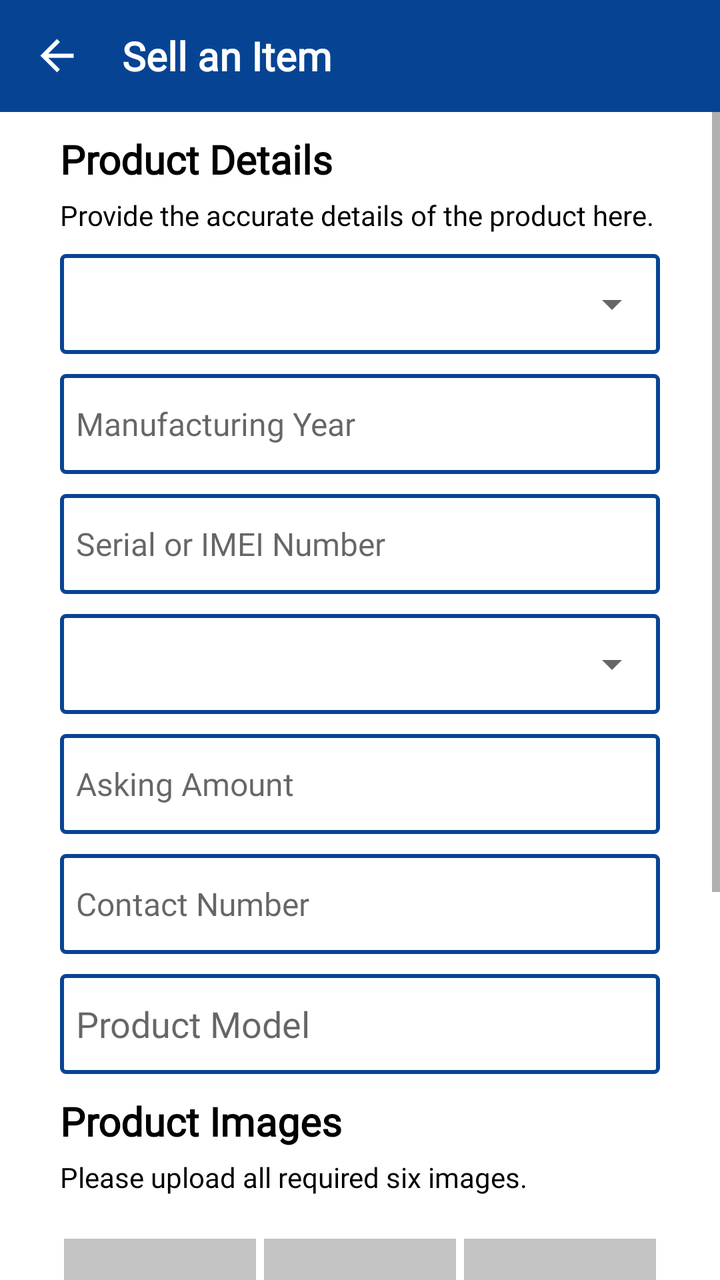
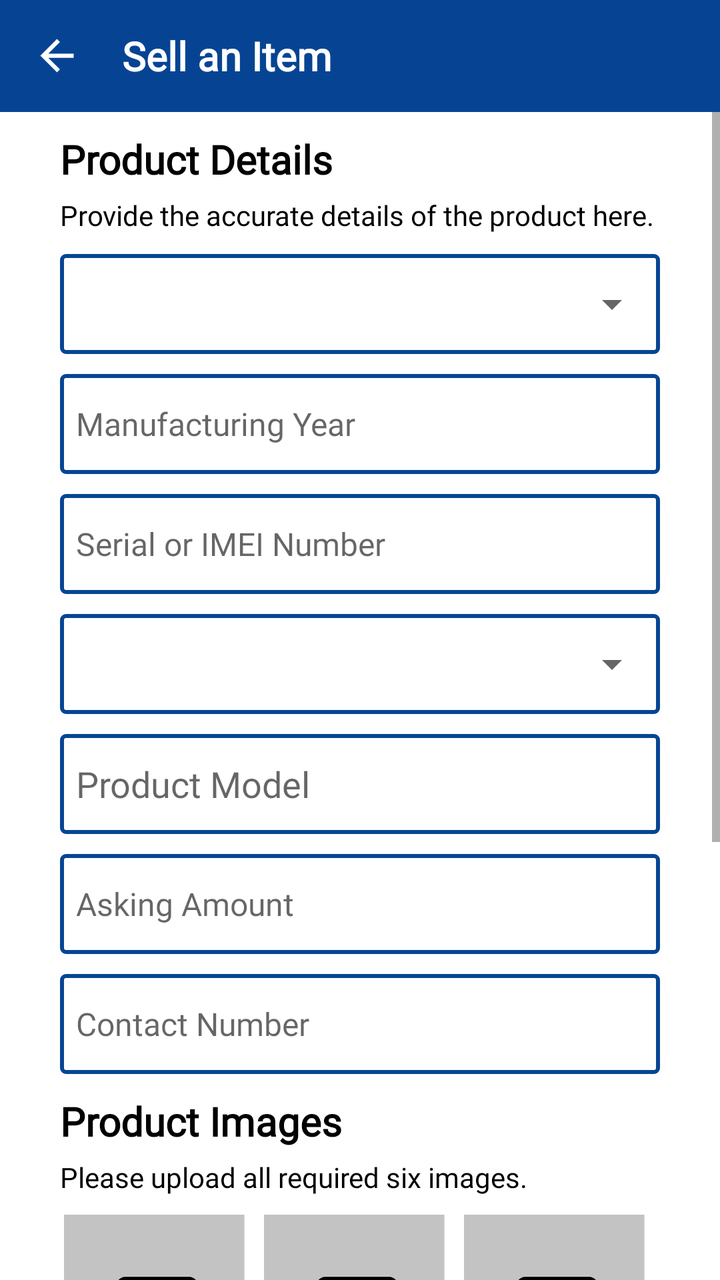

Compare the two renders of this Android layout. The source of the first and the diff that turns it into the second are given below.
<!-- AndroidManifest.xml: application theme Theme.MGXChange -->
<!-- res/layout/activity_add_product_to_sell.xml -->
<?xml version="1.0" encoding="utf-8"?>
<LinearLayout xmlns:android="http://schemas.android.com/apk/res/android"
    xmlns:app="http://schemas.android.com/apk/res-auto"
    xmlns:tools="http://schemas.android.com/tools"
    android:layout_width="match_parent"
    android:layout_height="match_parent"
    android:orientation="vertical"
    tools:context=".activities.AddProductToSell">

    <androidx.appcompat.widget.Toolbar
        android:id="@+id/toolbar_product_details"
        android:layout_width="match_parent"
        android:layout_height="?attr/actionBarSize"
        android:background="?attr/colorPrimary"
        app:popupTheme="@style/AppTheme.PopupOverlay">

        <RelativeLayout
            android:layout_width="match_parent"
            android:layout_height="match_parent">

            <TextView
                android:id="@+id/title_toolbar"
                android:layout_width="wrap_content"
                android:layout_height="wrap_content"
                android:layout_centerVertical="true"
                android:layout_toEndOf="@id/img_btn_back"
                android:layout_toRightOf="@id/img_btn_back"
                android:fontFamily="@font/sf_regular"
                android:text="@string/toolbar_sell_item"
                android:textColor="@color/white"
                android:textSize="20sp"
                android:textStyle="bold" />

            <ImageView
                android:id="@+id/img_btn_back"
                android:layout_width="25dp"
                android:layout_height="35dp"
                android:layout_alignParentStart="true"
                android:layout_alignParentLeft="true"
                android:layout_centerInParent="true"
                android:layout_marginEnd="20dp"
                android:layout_marginRight="20dp"
                android:src="@drawable/ic_back_button" />
        </RelativeLayout>
    </androidx.appcompat.widget.Toolbar>

    <ScrollView
        android:layout_width="match_parent"
        android:layout_height="match_parent">

        <LinearLayout
            android:layout_width="match_parent"
            android:layout_height="wrap_content"
            android:background="@color/white"
            android:orientation="vertical">

            <TextView
                android:id="@+id/tv_customer_complain_header"
                android:layout_width="wrap_content"
                android:layout_height="wrap_content"
                android:layout_marginLeft="30dp"
                android:layout_marginTop="10dp"
                android:layout_marginRight="30dp"
                android:fontFamily="@font/sf_bold"
                android:text="@string/product_header_product_details"
                android:textColor="@color/black"
                android:textSize="20sp"
                android:textStyle="bold" />

            <TextView
                android:id="@+id/tv_customer_complain_header_below"
                android:layout_width="wrap_content"
                android:layout_height="wrap_content"
                android:layout_marginLeft="30dp"
                android:layout_marginTop="5dp"
                android:layout_marginRight="30dp"
                android:fontFamily="@font/sf_regular"
                android:text="@string/text_product_header"
                android:textColor="@color/black" />

            <LinearLayout
                android:layout_width="match_parent"
                android:layout_height="wrap_content"
                android:layout_marginLeft="30dp"
                android:layout_marginTop="10dp"
                android:layout_marginRight="30dp"
                android:background="@drawable/custom_et_all"
                android:orientation="vertical">

                <Spinner
                    android:id="@+id/spProductType"
                    android:layout_width="match_parent"
                    android:layout_height="50dp"
                    android:padding="4dp"
                    android:spinnerMode="dropdown" />

            </LinearLayout>

            <EditText
                android:id="@+id/etProductYear"
                android:layout_width="match_parent"
                android:layout_height="50dp"
                android:layout_marginLeft="30dp"
                android:layout_marginTop="10dp"
                android:layout_marginRight="30dp"
                android:background="@drawable/custom_et_all"
                android:fontFamily="@font/sf_regular"
                android:hint="@string/product_year_text"
                android:inputType="text"
                android:maxLines="1"
                android:padding="8dp"
                android:textSize="16sp" />

            <EditText
                android:id="@+id/etProductSerial"
                android:layout_width="match_parent"
                android:layout_height="50dp"
                android:layout_marginLeft="30dp"
                android:layout_marginTop="10dp"
                android:layout_marginRight="30dp"
                android:background="@drawable/custom_et_all"
                android:fontFamily="@font/sf_regular"
                android:hint="@string/complain_item_serial_or_imei"
                android:inputType="text"
                android:maxLines="1"
                android:padding="8dp"
                android:textSize="16sp" />

            <LinearLayout
                android:layout_width="match_parent"
                android:layout_height="wrap_content"
                android:layout_marginLeft="30dp"
                android:layout_marginTop="10dp"
                android:layout_marginRight="30dp"
                android:background="@drawable/custom_et_all"
                android:orientation="vertical">

                <Spinner
                    android:id="@+id/spProductCondition"
                    android:layout_width="match_parent"
                    android:layout_height="50dp"
                    android:padding="4dp"
                    android:spinnerMode="dropdown" />
            </LinearLayout>

            <EditText
                android:id="@+id/etAskingAmount"
                android:layout_width="match_parent"
                android:layout_height="50dp"
                android:layout_marginLeft="30dp"
                android:layout_marginTop="10dp"
                android:layout_marginRight="30dp"
                android:background="@drawable/custom_et_all"
                android:fontFamily="@font/sf_regular"
                android:hint="@string/required_loan_amount_text"
                android:inputType="text"
                android:maxLines="1"
                android:padding="8dp"
                android:paddingTop="8dp"
                android:textSize="16sp" />

            <EditText
                android:id="@+id/etContactNumber"
                android:layout_width="match_parent"
                android:layout_height="50dp"
                android:layout_marginLeft="30dp"
                android:layout_marginTop="10dp"
                android:layout_marginRight="30dp"
                android:background="@drawable/custom_et_all"
                android:fontFamily="@font/sf_regular"
                android:hint="@string/contact"
                android:inputType="phone"
                android:padding="8dp"
                android:textSize="16sp" />

            <EditText
                android:id="@+id/etProductDetails"
                android:layout_width="match_parent"
                android:layout_height="50dp"
                android:layout_marginLeft="30dp"
                android:layout_marginTop="10dp"
                android:layout_marginRight="30dp"
                android:background="@drawable/custom_et_all"
                android:fontFamily="@font/sf_regular"
                android:hint="@string/complain_product_detail"
                android:inputType="text"
                android:padding="8dp"
                android:textSize="18sp" />

            <TextView
                android:id="@+id/tv_product_images_header"
                android:layout_width="wrap_content"
                android:layout_height="wrap_content"
                android:layout_marginLeft="30dp"
                android:layout_marginTop="10dp"
                android:layout_marginRight="30dp"
                android:fontFamily="@font/sf_bold"
                android:text="@string/product_image_header"
                android:textColor="@color/black"
                android:textSize="20sp"
                android:textStyle="bold" />

            <TextView
                android:id="@+id/tv_product_images_text"
                android:layout_width="wrap_content"
                android:layout_height="wrap_content"
                android:layout_marginLeft="30dp"
                android:layout_marginTop="5dp"
                android:layout_marginRight="30dp"
                android:fontFamily="@font/sf_regular"
                android:text="@string/product_image_text"
                android:textColor="@color/black" />

            <LinearLayout
                android:layout_width="match_parent"
                android:layout_height="wrap_content"
                android:layout_marginLeft="30dp"
                android:layout_marginRight="30dp"
                android:gravity="center"
                android:orientation="horizontal"
                android:weightSum="3">

                <RelativeLayout
                    android:layout_width="0dp"
                    android:layout_height="wrap_content"
                    android:layout_marginLeft="2dp"
                    android:layout_marginTop="5dp"
                    android:layout_marginRight="2dp"
                    android:layout_weight="1">

                    <ImageView
                        android:id="@+id/ivProductImage1"
                        android:layout_width="100dp"
                        android:layout_height="100dp"
                        android:layout_centerInParent="true"
                        android:src="@drawable/image_default" />

                    <ImageView
                        android:id="@+id/ivProductImageChoose1"
                        android:layout_width="40dp"
                        android:layout_height="40dp"
                        android:layout_alignParentEnd="true"
                        android:layout_alignParentRight="true"
                        android:layout_alignParentBottom="true"
                        android:clickable="true"
                        android:focusable="true"
                        android:src="@drawable/ic_add_a_photo" />
                </RelativeLayout>

                <RelativeLayout
                    android:layout_width="0dp"
                    android:layout_height="wrap_content"
                    android:layout_marginLeft="2dp"
                    android:layout_marginTop="5dp"
                    android:layout_marginRight="2dp"
                    android:layout_weight="1">

                    <ImageView
                        android:id="@+id/ivProductImage2"
                        android:layout_width="100dp"
                        android:layout_height="100dp"
                        android:layout_centerInParent="true"
                        android:src="@drawable/image_default" />

                    <ImageView
                        android:id="@+id/ivProductImageChoose2"
                        android:layout_width="40dp"
                        android:layout_height="40dp"
                        android:layout_alignParentEnd="true"
                        android:layout_alignParentRight="true"
                        android:layout_alignParentBottom="true"
                        android:clickable="true"
                        android:focusable="true"
                        android:src="@drawable/ic_add_a_photo" />
                </RelativeLayout>

                <RelativeLayout
                    android:layout_width="0dp"
                    android:layout_height="wrap_content"
                    android:layout_marginLeft="2dp"
                    android:layout_marginTop="5dp"
                    android:layout_marginRight="2dp"
                    android:layout_weight="1">

                    <ImageView
                        android:id="@+id/ivProductImage3"
                        android:layout_width="100dp"
                        android:layout_height="100dp"
                        android:layout_centerInParent="true"
                        android:src="@drawable/image_default" />

                    <ImageView
                        android:id="@+id/ivProductImageChoose3"
                        android:layout_width="40dp"
                        android:layout_height="40dp"
                        android:layout_alignParentEnd="true"
                        android:layout_alignParentRight="true"
                        android:layout_alignParentBottom="true"
                        android:clickable="true"
                        android:focusable="true"
                        android:src="@drawable/ic_add_a_photo" />
                </RelativeLayout>
            </LinearLayout>

            <LinearLayout
                android:layout_width="match_parent"
                android:layout_height="wrap_content"
                android:layout_marginLeft="30dp"
                android:layout_marginRight="30dp"
                android:gravity="center"
                android:orientation="horizontal"
                android:baselineAligned="false"
                android:weightSum="3">

                <RelativeLayout
                    android:layout_width="0dp"
                    android:layout_height="wrap_content"
                    android:layout_marginLeft="2dp"
                    android:layout_marginTop="5dp"
                    android:layout_marginRight="2dp"
                    android:layout_weight="1">

                    <ImageView
                        android:id="@+id/ivProductImage4"
                        android:layout_width="100dp"
                        android:layout_height="100dp"
                        android:layout_centerInParent="true"
                        android:src="@drawable/image_default" />

                    <ImageView
                        android:id="@+id/ivProductImageChoose4"
                        android:layout_width="40dp"
                        android:layout_height="40dp"
                        android:layout_alignParentEnd="true"
                        android:layout_alignParentRight="true"
                        android:layout_alignParentBottom="true"
                        android:clickable="true"
                        android:focusable="true"
                        android:src="@drawable/ic_add_a_photo" />
                </RelativeLayout>

                <RelativeLayout
                    android:layout_width="0dp"
                    android:layout_height="wrap_content"
                    android:layout_marginLeft="2dp"
                    android:layout_marginTop="5dp"
                    android:layout_marginRight="2dp"
                    android:layout_weight="1">

                    <ImageView
                        android:id="@+id/ivProductImage5"
                        android:layout_width="100dp"
                        android:layout_height="100dp"
                        android:layout_centerInParent="true"
                        android:src="@drawable/image_default" />

                    <ImageView
                        android:id="@+id/ivProductImageChoose5"
                        android:layout_width="40dp"
                        android:layout_height="40dp"
                        android:layout_alignParentEnd="true"
                        android:layout_alignParentRight="true"
                        android:layout_alignParentBottom="true"
                        android:clickable="true"
                        android:focusable="true"
                        android:src="@drawable/ic_add_a_photo" />
                </RelativeLayout>
                <RelativeLayout
                    android:layout_width="0dp"
                    android:layout_height="wrap_content"
                    android:layout_marginLeft="2dp"
                    android:layout_marginTop="5dp"
                    android:layout_marginRight="2dp"
                    android:layout_weight="1">

                    <ImageView
                        android:id="@+id/ivProductImage6"
                        android:layout_width="100dp"
                        android:layout_height="100dp"
                        android:layout_centerInParent="true"
                        android:src="@drawable/image_default" />

                    <ImageView
                        android:id="@+id/ivProductImageChoose6"
                        android:layout_width="40dp"
                        android:layout_height="40dp"
                        android:layout_alignParentEnd="true"
                        android:layout_alignParentRight="true"
                        android:layout_alignParentBottom="true"
                        android:clickable="true"
                        android:focusable="true"
                        android:src="@drawable/ic_add_a_photo" />
                </RelativeLayout>
            </LinearLayout>

            <Button
                android:id="@+id/btnSubmitProduct"
                android:layout_width="match_parent"
                android:layout_height="wrap_content"
                android:layout_marginLeft="30dp"
                android:layout_marginTop="20dp"
                android:layout_marginRight="30dp"
                android:layout_marginBottom="50dp"
                android:background="@drawable/custom_btn_bg"
                android:fontFamily="@font/sf_regular"
                android:padding="8dp"
                android:text="@string/post_product"
                android:textAllCaps="false"
                android:textColor="@color/white"
                android:textSize="18sp" />
        </LinearLayout>
    </ScrollView>

</LinearLayout>
<!-- resources referenced by this layout -->
<resources>
  <color name="black">#000000</color>
  <color name="white">#FFFFFF</color>
  <!-- drawable custom_btn_bg (drawable) -->
  <?xml version="1.0" encoding="utf-8"?>
  <shape xmlns:android="http://schemas.android.com/apk/res/android">
  
      <solid
          android:color="@color/colorPrimary"
          />
  
  </shape>
  <!-- drawable custom_et_all (drawable) -->
  <?xml version="1.0" encoding="utf-8"?>
  <shape xmlns:android="http://schemas.android.com/apk/res/android">
  
      <solid
          android:color="@color/white"
          />
      <stroke
          android:color="@color/colorPrimary"
          android:width="2dp"
          />
      <corners
          android:radius="2dp"
          />
  </shape>
  <!-- drawable ic_add_a_photo (drawable) -->
  <vector android:height="24dp" android:tint="#064493"
      android:viewportHeight="24" android:viewportWidth="24"
      android:width="24dp" xmlns:android="http://schemas.android.com/apk/res/android">
      <path android:fillColor="@android:color/white" android:pathData="M3,4V1h2v3h3v2H5v3H3V6H0V4H3zM6,10V7h3V4h7l1.83,2H21c1.1,0 2,0.9 2,2v12c0,1.1 -0.9,2 -2,2H5c-1.1,0 -2,-0.9 -2,-2V10H6zM13,19c2.76,0 5,-2.24 5,-5s-2.24,-5 -5,-5s-5,2.24 -5,5S10.24,19 13,19zM9.8,14c0,1.77 1.43,3.2 3.2,3.2s3.2,-1.43 3.2,-3.2s-1.43,-3.2 -3.2,-3.2S9.8,12.23 9.8,14z"/>
  </vector>
  <!-- drawable ic_back_button (drawable) -->
  <vector android:height="24dp" android:tint="#FFFFFF"
      android:viewportHeight="24.0" android:viewportWidth="24.0"
      android:width="24dp" xmlns:android="http://schemas.android.com/apk/res/android">
      <path android:fillColor="#FF000000" android:pathData="M20,11H7.83l5.59,-5.59L12,4l-8,8 8,8 1.41,-1.41L7.83,13H20v-2z"/>
  </vector>
  <!-- drawable image_default: jpg bitmap (drawable, 10460 bytes) -->
  <string name="complain_item_serial_or_imei">Serial or IMEI Number</string>
  <string name="complain_product_detail">Product Model</string>
  <string name="contact">Contact Number</string>
  <string name="post_product">Post</string>
  <string name="product_header_product_details">Product Details</string>
  <string name="product_image_header">Product Images</string>
  <string name="product_image_text">Please upload all required six images.</string>
  <string name="product_year_text">Manufacturing Year</string>
  <string name="required_loan_amount_text">Asking Amount</string>
  <string name="text_product_header">Provide the accurate details of the product here.</string>
  <string name="toolbar_sell_item">Sell an Item</string>
  <style name="AppTheme.PopupOverlay" parent="ThemeOverlay.AppCompat.Light" />
  <style name="Theme.MGXChange" parent="Theme.MaterialComponents.DayNight.NoActionBar">
          
          <item name="colorPrimary">@color/colorPrimary</item>
          <item name="colorPrimaryVariant">@color/colorPrimaryDark</item>
          <item name="colorOnPrimary">@color/white</item>
          
          <item name="colorSecondary">@color/colorPrimary</item>
          <item name="colorSecondaryVariant">@color/colorPrimaryDark</item>
          <item name="colorOnSecondary">@color/black</item>
          
          <item name="android:statusBarColor" tools:targetApi="l">?attr/colorPrimaryVariant</item>
          
      </style>
  <color name="colorPrimary">#064493</color>
  <style name="Theme.MaterialComponents.DayNight.NoActionBar">
          <item name="windowActionBar">false</item>
          <item name="windowNoTitle">true</item>
      </style>
  <color name="colorPrimaryDark">#073E85</color>
</resources>

<!-- the commit's change to res/layout/activity_add_product_to_sell.xml (unified diff, before → after) -->
@@ -144,6 +144,20 @@
             </LinearLayout>
 
             <EditText
+                android:id="@+id/etProductDetails"
+                android:layout_width="match_parent"
+                android:layout_height="50dp"
+                android:layout_marginLeft="30dp"
+                android:layout_marginTop="10dp"
+                android:layout_marginRight="30dp"
+                android:background="@drawable/custom_et_all"
+                android:fontFamily="@font/sf_regular"
+                android:hint="@string/complain_product_detail"
+                android:inputType="text"
+                android:padding="8dp"
+                android:textSize="18sp" />
+
+            <EditText
                 android:id="@+id/etAskingAmount"
                 android:layout_width="match_parent"
                 android:layout_height="50dp"
@@ -173,19 +187,6 @@
                 android:padding="8dp"
                 android:textSize="16sp" />
 
-            <EditText
-                android:id="@+id/etProductDetails"
-                android:layout_width="match_parent"
-                android:layout_height="50dp"
-                android:layout_marginLeft="30dp"
-                android:layout_marginTop="10dp"
-                android:layout_marginRight="30dp"
-                android:background="@drawable/custom_et_all"
-                android:fontFamily="@font/sf_regular"
-                android:hint="@string/complain_product_detail"
-                android:inputType="text"
-                android:padding="8dp"
-                android:textSize="18sp" />
 
             <TextView
                 android:id="@+id/tv_product_images_header"
@@ -307,90 +308,134 @@
                 android:layout_height="wrap_content"
                 android:layout_marginLeft="30dp"
                 android:layout_marginRight="30dp"
+                android:baselineAligned="false"
                 android:gravity="center"
                 android:orientation="horizontal"
+                android:weightSum="3">
+
+                <RelativeLayout
+                    android:layout_width="0dp"
+                    android:layout_height="wrap_content"
+                    android:layout_marginLeft="2dp"
+                    android:layout_marginTop="5dp"
+                    android:layout_marginRight="2dp"
+                    android:layout_weight="1">
+
+                    <ImageView
+                        android:id="@+id/ivProductImage4"
+                        android:layout_width="100dp"
+                        android:layout_height="100dp"
+                        android:layout_centerInParent="true"
+                        android:src="@drawable/image_default" />
+
+                    <ImageView
+                        android:id="@+id/ivProductImageChoose4"
+                        android:layout_width="40dp"
+                        android:layout_height="40dp"
+                        android:layout_alignParentEnd="true"
+                        android:layout_alignParentRight="true"
+                        android:layout_alignParentBottom="true"
+                        android:clickable="true"
+                        android:focusable="true"
+                        android:src="@drawable/ic_add_a_photo" />
+                </RelativeLayout>
+
+                <RelativeLayout
+                    android:layout_width="0dp"
+                    android:layout_height="wrap_content"
+                    android:layout_marginLeft="2dp"
+                    android:layout_marginTop="5dp"
+                    android:layout_marginRight="2dp"
+                    android:layout_weight="1">
+
+                    <ImageView
+                        android:id="@+id/ivProductImage5"
+                        android:layout_width="100dp"
+                        android:layout_height="100dp"
+                        android:layout_centerInParent="true"
+                        android:src="@drawable/image_default" />
+
+                    <ImageView
+                        android:id="@+id/ivProductImageChoose5"
+                        android:layout_width="40dp"
+                        android:layout_height="40dp"
+                        android:layout_alignParentEnd="true"
+                        android:layout_alignParentRight="true"
+                        android:layout_alignParentBottom="true"
+                        android:clickable="true"
+                        android:focusable="true"
+                        android:src="@drawable/ic_add_a_photo" />
+                </RelativeLayout>
+
+                <RelativeLayout
+                    android:layout_width="0dp"
+                    android:layout_height="wrap_content"
+                    android:layout_marginLeft="2dp"
+                    android:layout_marginTop="5dp"
+                    android:layout_marginRight="2dp"
+                    android:layout_weight="1">
+
+                    <ImageView
+                        android:id="@+id/ivProductImage6"
+                        android:layout_width="100dp"
+                        android:layout_height="100dp"
+                        android:layout_centerInParent="true"
+                        android:src="@drawable/image_default" />
+
+                    <ImageView
+                        android:id="@+id/ivProductImageChoose6"
+                        android:layout_width="40dp"
+                        android:layout_height="40dp"
+                        android:layout_alignParentEnd="true"
+                        android:layout_alignParentRight="true"
+                        android:layout_alignParentBottom="true"
+                        android:clickable="true"
+                        android:focusable="true"
+                        android:src="@drawable/ic_add_a_photo" />
+                </RelativeLayout>
+            </LinearLayout>
+            <LinearLayout
+                android:layout_width="match_parent"
+                android:layout_height="wrap_content"
+                android:layout_marginLeft="30dp"
+                android:layout_marginTop="10dp"
+                android:layout_marginRight="30dp"
                 android:baselineAligned="false"
+                android:orientation="horizontal"
                 android:weightSum="3">
 
-                <RelativeLayout
-                    android:layout_width="0dp"
-                    android:layout_height="wrap_content"
-                    android:layout_marginLeft="2dp"
-                    android:layout_marginTop="5dp"
-                    android:layout_marginRight="2dp"
-                    android:layout_weight="1">
-
-                    <ImageView
-                        android:id="@+id/ivProductImage4"
-                        android:layout_width="100dp"
-                        android:layout_height="100dp"
-                        android:layout_centerInParent="true"
-                        android:src="@drawable/image_default" />
-
-                    <ImageView
-                        android:id="@+id/ivProductImageChoose4"
-                        android:layout_width="40dp"
-                        android:layout_height="40dp"
-                        android:layout_alignParentEnd="true"
-                        android:layout_alignParentRight="true"
-                        android:layout_alignParentBottom="true"
-                        android:clickable="true"
-                        android:focusable="true"
-                        android:src="@drawable/ic_add_a_photo" />
-                </RelativeLayout>
-
-                <RelativeLayout
-                    android:layout_width="0dp"
-                    android:layout_height="wrap_content"
-                    android:layout_marginLeft="2dp"
-                    android:layout_marginTop="5dp"
-                    android:layout_marginRight="2dp"
-                    android:layout_weight="1">
-
-                    <ImageView
-                        android:id="@+id/ivProductImage5"
-                        android:layout_width="100dp"
-                        android:layout_height="100dp"
-                        android:layout_centerInParent="true"
-                        android:src="@drawable/image_default" />
-
-                    <ImageView
-                        android:id="@+id/ivProductImageChoose5"
-                        android:layout_width="40dp"
-                        android:layout_height="40dp"
-                        android:layout_alignParentEnd="true"
-                        android:layout_alignParentRight="true"
-                        android:layout_alignParentBottom="true"
-                        android:clickable="true"
-                        android:focusable="true"
-                        android:src="@drawable/ic_add_a_photo" />
-                </RelativeLayout>
-                <RelativeLayout
-                    android:layout_width="0dp"
-                    android:layout_height="wrap_content"
-                    android:layout_marginLeft="2dp"
-                    android:layout_marginTop="5dp"
-                    android:layout_marginRight="2dp"
-                    android:layout_weight="1">
-
-                    <ImageView
-                        android:id="@+id/ivProductImage6"
-                        android:layout_width="100dp"
-                        android:layout_height="100dp"
-                        android:layout_centerInParent="true"
-                        android:src="@drawable/image_default" />
-
-                    <ImageView
-                        android:id="@+id/ivProductImageChoose6"
-                        android:layout_width="40dp"
-                        android:layout_height="40dp"
-                        android:layout_alignParentEnd="true"
-                        android:layout_alignParentRight="true"
-                        android:layout_alignParentBottom="true"
-                        android:clickable="true"
-                        android:focusable="true"
-                        android:src="@drawable/ic_add_a_photo" />
-                </RelativeLayout>
+                <CheckBox
+                    android:id="@+id/chkProductTerms"
+                    android:layout_width="wrap_content"
+                    android:layout_height="wrap_content"
+                    android:layout_marginTop="2dp"
+                    android:layout_weight="0.5"/>
+                <TextView
+                    android:layout_width="wrap_content"
+                    android:layout_height="wrap_content"
+                    android:layout_marginLeft="-10dp"
+                    android:layout_marginTop="15dp"
+                    android:layout_marginRight="-10dp"
+                    android:layout_weight="0.5"
+                    android:fontFamily="@font/sf_regular"
+                    android:text="@string/terms_and_conditions_label"
+                    android:textColor="@color/black"
+                    />
+                <TextView
+                    android:id="@+id/tvProductTerms"
+                    android:layout_width="wrap_content"
+                    android:layout_height="wrap_content"
+                    android:layout_marginLeft="3dp"
+                    android:layout_marginTop="15dp"
+                    android:layout_marginRight="3dp"
+                    android:layout_weight="2"
+                    android:fontFamily="@font/sf_semi_bold"
+                    android:gravity="right"
+                    android:text="@string/terms_and_conditions"
+                    android:textColor="@color/colorPrimary"
+                    android:textStyle="italic"
+                    />
+
             </LinearLayout>
 
             <Button
<!-- resource entries referenced after the edit -->
@@ -38,16 +38,18 @@
       android:width="24dp" xmlns:android="http://schemas.android.com/apk/res/android">
       <path android:fillColor="#FF000000" android:pathData="M20,11H7.83l5.59,-5.59L12,4l-8,8 8,8 1.41,-1.41L7.83,13H20v-2z"/>
   </vector>
-  <!-- drawable image_default: jpg bitmap (drawable, 10460 bytes) -->
+  <!-- drawable image_default: png bitmap (drawable, 13548 bytes) -->
   <string name="complain_item_serial_or_imei">Serial or IMEI Number</string>
   <string name="complain_product_detail">Product Model</string>
   <string name="contact">Contact Number</string>
-  <string name="post_product">Post</string>
+  <string name="post_product">Submit Product</string>
   <string name="product_header_product_details">Product Details</string>
   <string name="product_image_header">Product Images</string>
   <string name="product_image_text">Please upload all required six images.</string>
   <string name="product_year_text">Manufacturing Year</string>
   <string name="required_loan_amount_text">Asking Amount</string>
+  <string name="terms_and_conditions">Product Terms</string>
+  <string name="terms_and_conditions_label">I accept Terms &amp; Conditions</string>
   <string name="text_product_header">Provide the accurate details of the product here.</string>
   <string name="toolbar_sell_item">Sell an Item</string>
   <style name="AppTheme.PopupOverlay" parent="ThemeOverlay.AppCompat.Light" />
